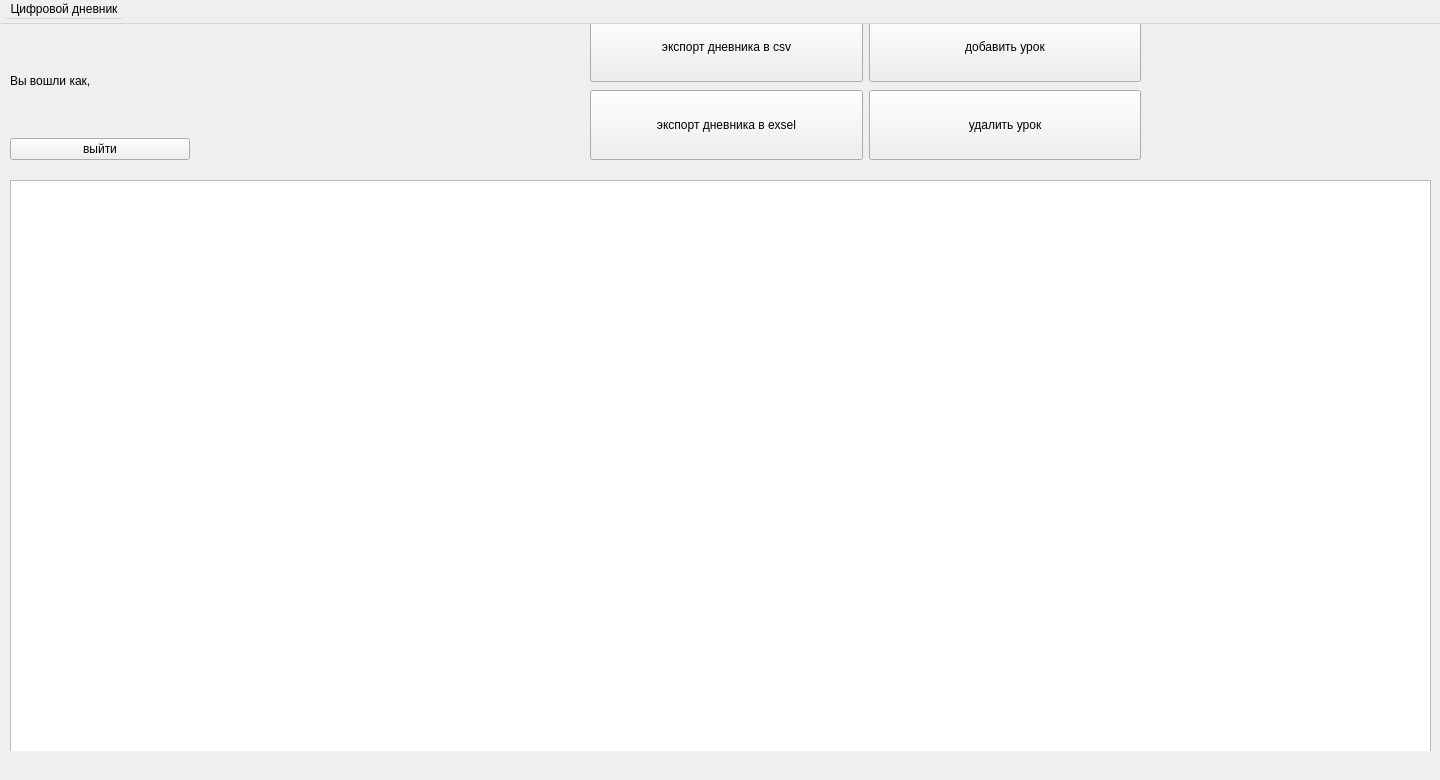
Above: ui/main_window_2.ui from Tanax-Xt/Digital-journal-Desktop before the change. Below: the same form after it.
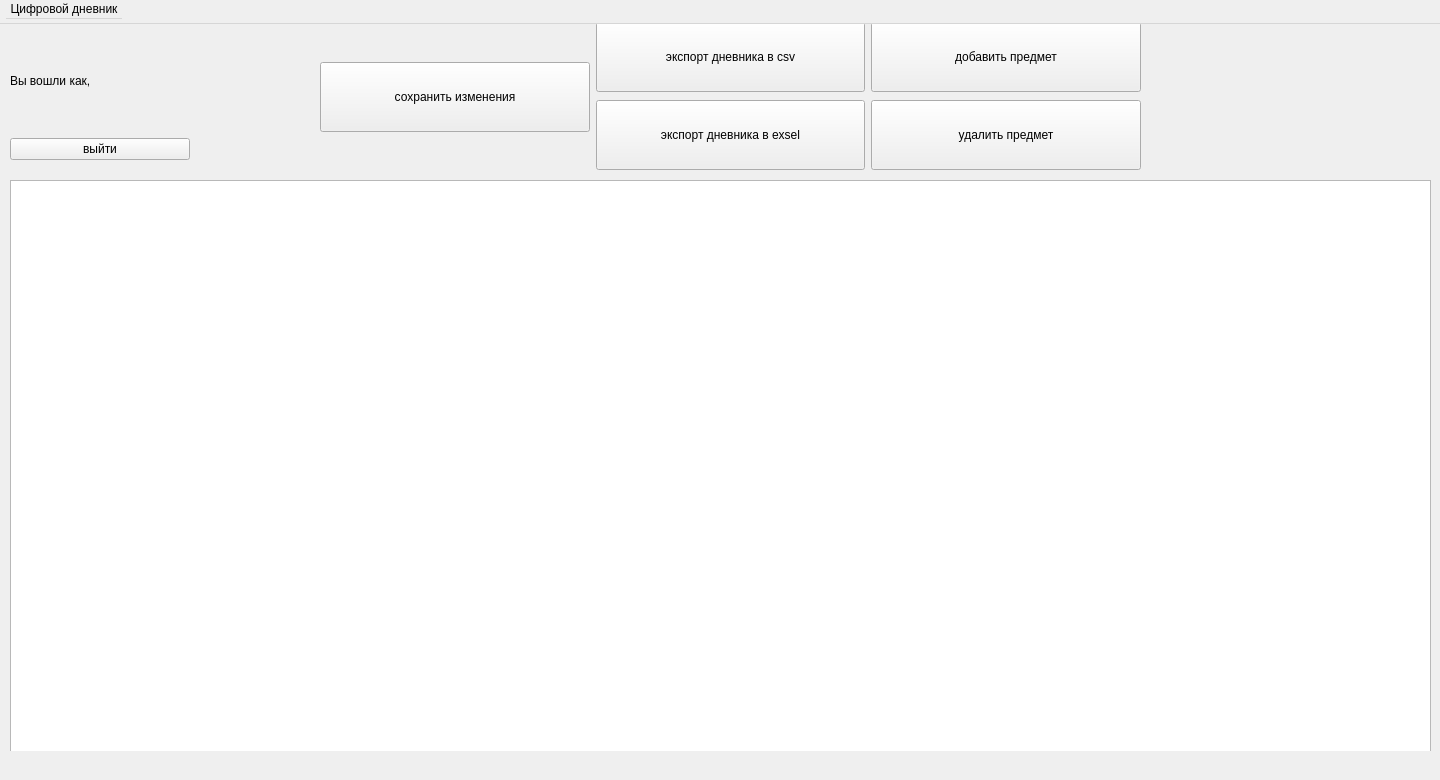
That is the form after the change.

Diff of the .ui file:
```diff
--- a/ui/main_window_2.ui
+++ b/ui/main_window_2.ui
@@ -37,13 +37,26 @@
    <widget class="QWidget" name="horizontalLayoutWidget">
     <property name="geometry">
      <rect>
-      <x>590</x>
-      <y>10</y>
-      <width>551</width>
+      <x>320</x>
+      <y>20</y>
+      <width>821</width>
       <height>154</height>
      </rect>
     </property>
     <layout class="QHBoxLayout" name="horizontalLayout">
+     <item>
+      <widget class="QPushButton" name="saveButton">
+       <property name="minimumSize">
+        <size>
+         <width>0</width>
+         <height>70</height>
+        </size>
+       </property>
+       <property name="text">
+        <string>сохранить изменения</string>
+       </property>
+      </widget>
+     </item>
      <item>
       <layout class="QVBoxLayout" name="verticalLayout_2">
        <item>
@@ -85,7 +98,7 @@
           </size>
          </property>
          <property name="text">
-          <string>добавить урок</string>
+          <string>добавить предмет</string>
          </property>
         </widget>
        </item>
@@ -98,7 +111,7 @@
           </size>
          </property>
          <property name="text">
-          <string>удалить урок</string>
+          <string>удалить предмет</string>
          </property>
         </widget>
        </item>
```
Left out of the diff: 8 changed lines with no effect on the pictures.
